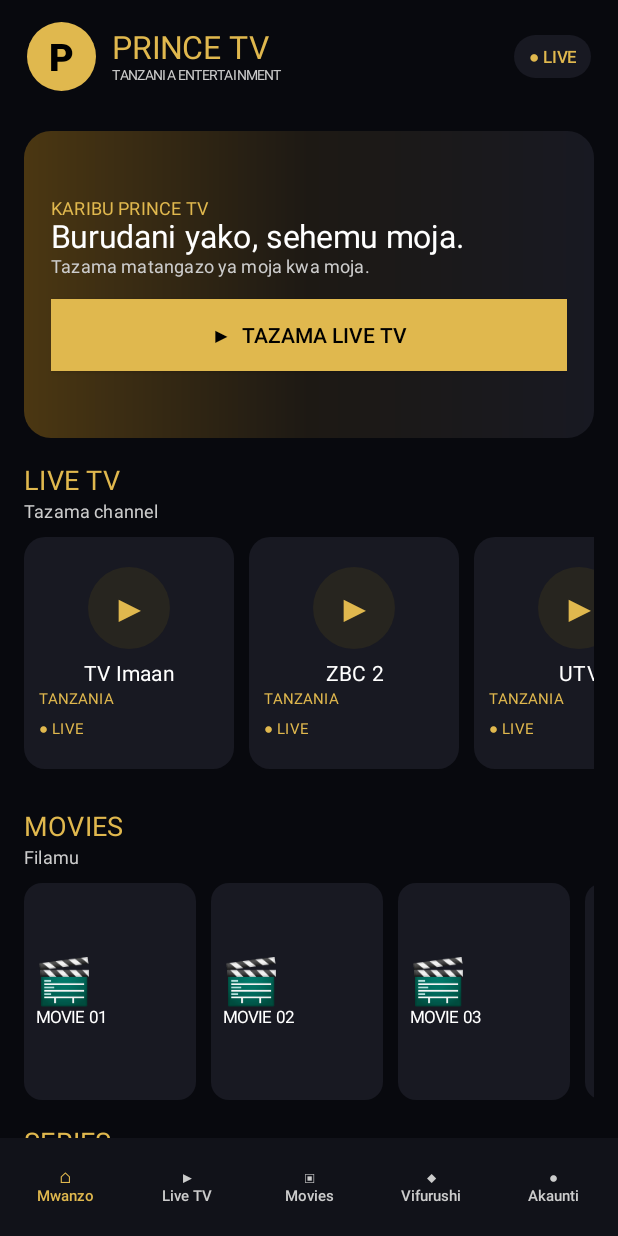
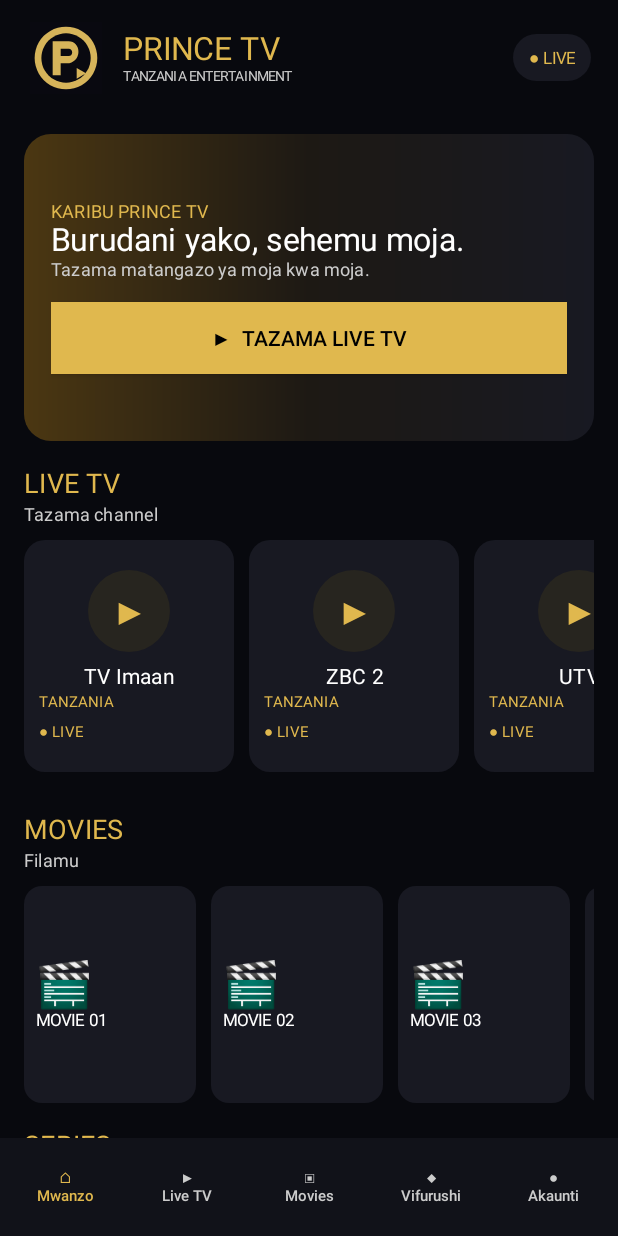
Before and after one commit to majidishaweji602-a11y/prince-tv-android, an Android app: the screen it shows after launch (MainActivity), on a phone screen of 412 x 824 dp. Run offline under Robolectric (Android 15) with nearby library versions, the phone set to English and light mode, and no system bars.

Commit message:
Update MainActivity.kt

```diff
--- a/app/src/main/java/com/princetv/app/MainActivity.kt
+++ b/app/src/main/java/com/princetv/app/MainActivity.kt
@@ -13,6 +13,7 @@ import android.view.ViewGroup
 import android.widget.Button
 import android.widget.EditText
 import android.widget.HorizontalScrollView
+import android.widget.ImageView
 import android.widget.LinearLayout
 import android.widget.ScrollView
 import android.widget.TextView
@@ -130,31 +131,29 @@ class MainActivity : AppCompatActivity() {
         }
     }
 
+    // HEADER YENYE LOGO MPYA
     private fun createHeader(): View {
         val header = LinearLayout(this).apply {
             orientation = LinearLayout.HORIZONTAL
             gravity = Gravity.CENTER_VERTICAL
-            setPadding(dp(18), dp(15), dp(18), dp(15))
+            setPadding(dp(18), dp(13), dp(18), dp(13))
             setBackgroundColor(dark)
         }
 
-        val logo = TextView(this).apply {
-            text = "P"
-            textSize = 25f
-            gravity = Gravity.CENTER
-            setTextColor(Color.BLACK)
-            typeface = Typeface.create("sans-serif-black", Typeface.NORMAL)
-            background = shape(gold, 50)
+        val logo = ImageView(this).apply {
+            setImageResource(R.drawable.ic_prince_tv)
+            scaleType = ImageView.ScaleType.FIT_CENTER
+            setPadding(dp(2), dp(2), dp(2), dp(2))
         }
 
         header.addView(
             logo,
-            LinearLayout.LayoutParams(dp(46), dp(46))
+            LinearLayout.LayoutParams(dp(52), dp(52))
         )
 
         val names = LinearLayout(this).apply {
             orientation = LinearLayout.VERTICAL
-            setPadding(dp(11), 0, 0, 0)
+            setPadding(dp(12), 0, 0, 0)
         }
 
         names.addView(label("PRINCE TV", 21f, gold, true))
@@ -168,9 +167,12 @@ class MainActivity : AppCompatActivity() {
         val live = TextView(this).apply {
             text = "● LIVE"
             textSize = 11f
-            typeface = Typeface.create("sans-serif-medium", Typeface.NORMAL)
+            typeface = Typeface.create(
+                "sans-serif-bold",
+                Typeface.NORMAL
+            )
             setTextColor(gold)
-            setPadding(dp(10), dp(7), dp(10), dp(7))
+            setPadding(dp(11), dp(8), dp(11), dp(8))
             background = shape(panel, 30)
         }
 
```
